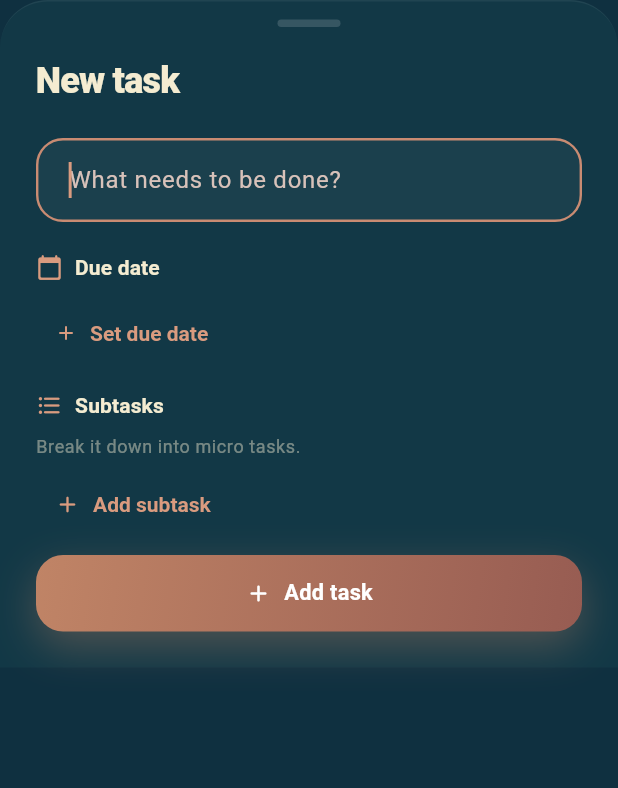
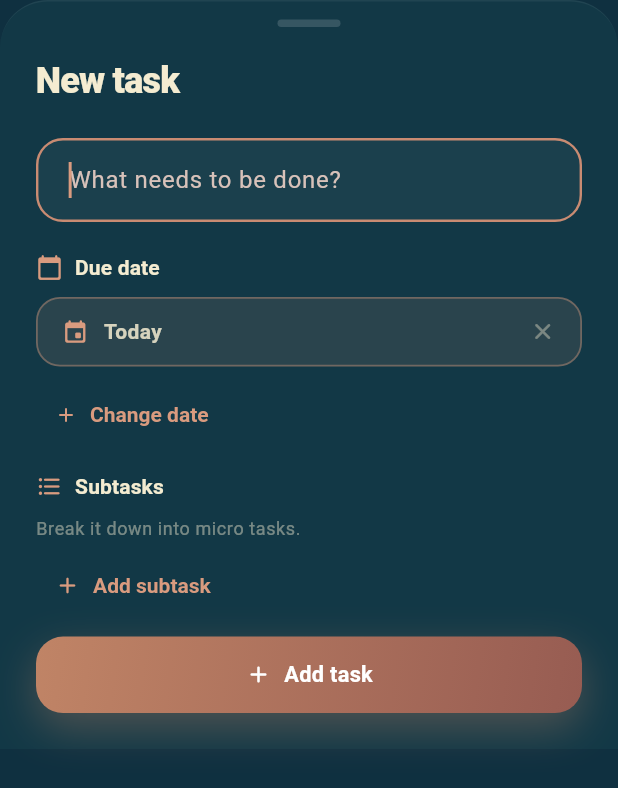
Before and after one commit to abhisekh5536/TODA, a Flutter app: the _TaskSheet widget shown alone on an empty page, opened directly, on a phone screen of 412 x 824 dp. Shown: the top 788 px of the screen. Run offline on Flutter 3.47's test engine with Material 3 defaults, Android fonts, the phone set to English and light mode, and no system bars; our stand-ins replace shared_preferences, table_calendar; accounts and stored records are empty.

Commit message:
fix: default due date to today when adding new task
New tasks now automatically get today's date as the due date.
Edit mode still keeps the original due date.

```diff
--- a/lib/widgets/task_sheet.dart
+++ b/lib/widgets/task_sheet.dart
@@ -45,7 +45,7 @@ class _TaskSheetState extends State<_TaskSheet> {
     super.initState();
     _isEdit = widget.todo != null;
     _controller = TextEditingController(text: widget.todo?.title ?? '');
-    _dueDate = widget.todo?.dueDate;
+    _dueDate = widget.todo?.dueDate ?? DateTime.now();
     _subControllers = [
       for (final subtask in widget.todo?.subtasks ?? const <Subtask>[])
         TextEditingController(text: subtask.title),
```
